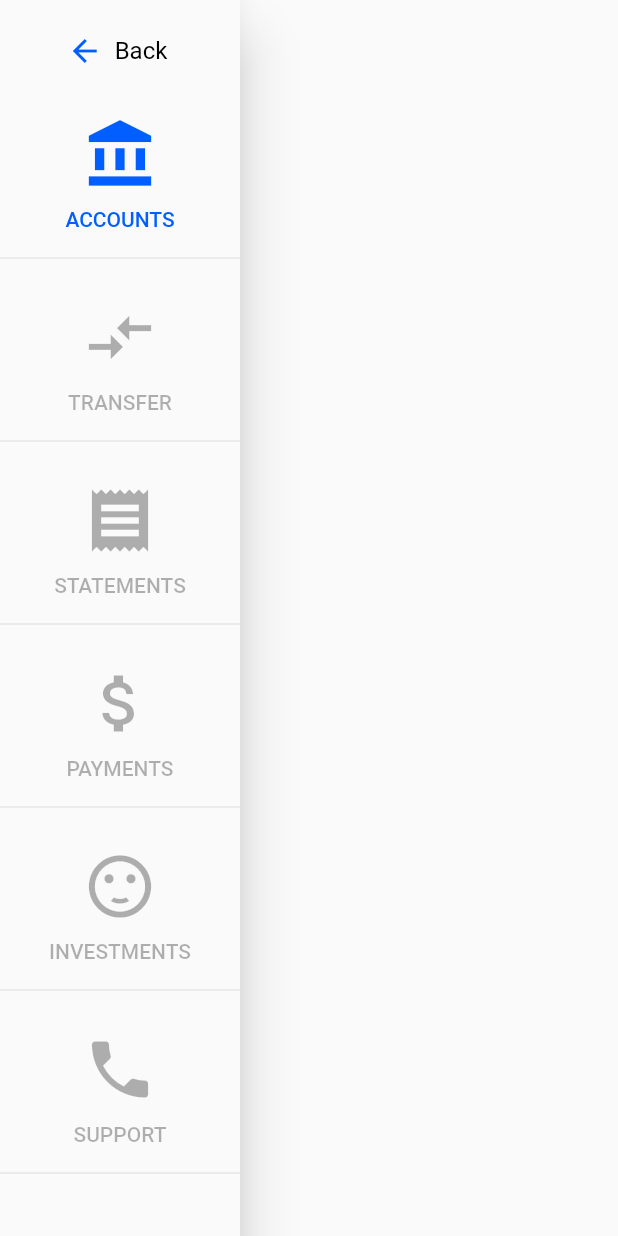
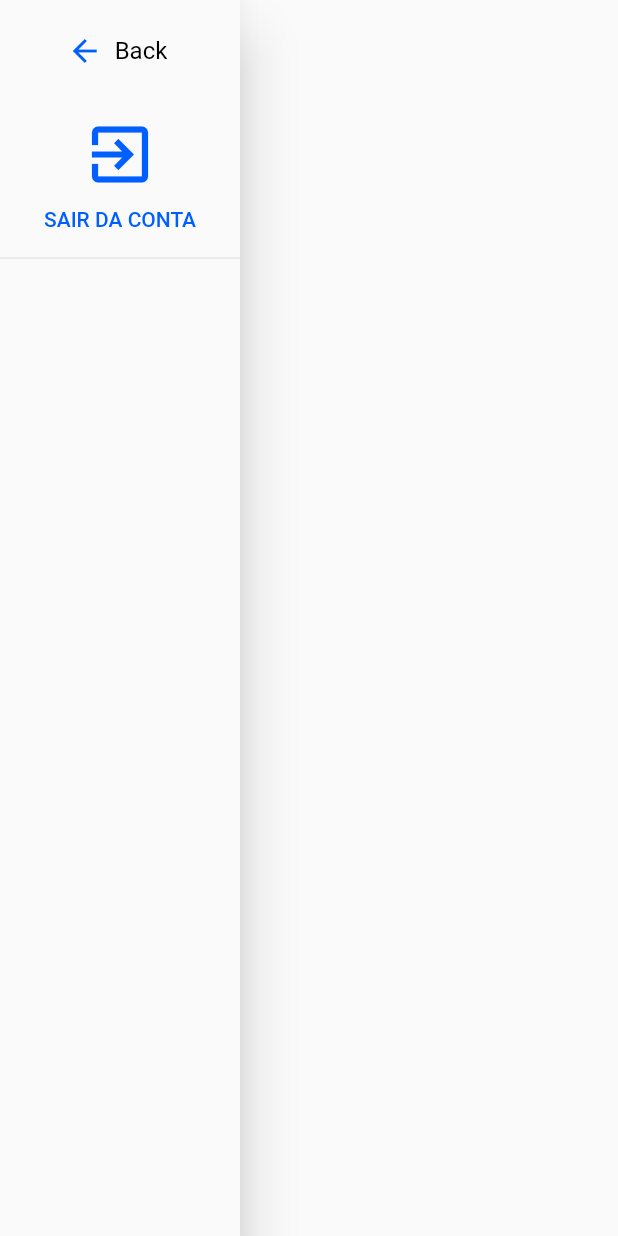
Before and after one commit to gatodenegocios/liv_app, a Flutter app: the AppDrawer widget shown alone on an empty page, opened directly, on a phone screen of 412 x 824 dp. Run offline on Flutter 3.47's test engine with Material 2 defaults, Android fonts, the phone set to English and light mode, and no system bars; our stand-ins replace flutter_masked_text, flutter_secure_storage, flutter_spinkit; accounts and stored records are empty.

Commit message:
logout implementado

```diff
--- a/lib/screens/app_drawer.dart
+++ b/lib/screens/app_drawer.dart
@@ -1,6 +1,11 @@
 import 'package:flutter/material.dart';
 
 class AppDrawer extends StatefulWidget {
+  final Function logout;
+
+  AppDrawer({this.logout});
+
+
   @override
   _AppDrawerState createState() => _AppDrawerState();
 }
@@ -30,28 +35,22 @@ class _AppDrawerState extends State<AppDrawer> {
                 color: Colors.black,
               ),
             ),
-            buildMenuItem(Icons.account_balance, "ACCOUNTS",
+            buildMenuItem(Icons.exit_to_app, "SAIR DA CONTA", widget.logout,
                 opacity: 1.0, color: Color(0xFF015FFF)),
             Divider(),
-            buildMenuItem(Icons.compare_arrows, "TRANSFER"),
-            Divider(),
-            buildMenuItem(Icons.receipt, "STATEMENTS"),
-            Divider(),
-            buildMenuItem(Icons.attach_money, "PAYMENTS"),
-            Divider(),
-            buildMenuItem(Icons.sentiment_satisfied, "INVESTMENTS"),
-            Divider(),
-            buildMenuItem(Icons.phone, "SUPPORT"),
-            Divider()
           ],
         ),
       ),
     );
   }
 
-  Opacity buildMenuItem(IconData icon, String title,
+  GestureDetector buildMenuItem(IconData icon, String title, Function f,
       {double opacity = 0.3, Color color = Colors.black}) {
-    return Opacity(
+    return GestureDetector(
+      onTap: (){
+          f();
+        },
+        child: Opacity(
       opacity: opacity,
       child: Center(
         child: Column(
@@ -76,6 +75,9 @@ class _AppDrawerState extends State<AppDrawer> {
           ],
         ),
       ),
+    ),
     );
+
+
   }
 }
```
Also changed, not shown: lib/screens/account.dart (+38 -24 lines), lib/screens/wrapper.dart (+15 -8 lines).
